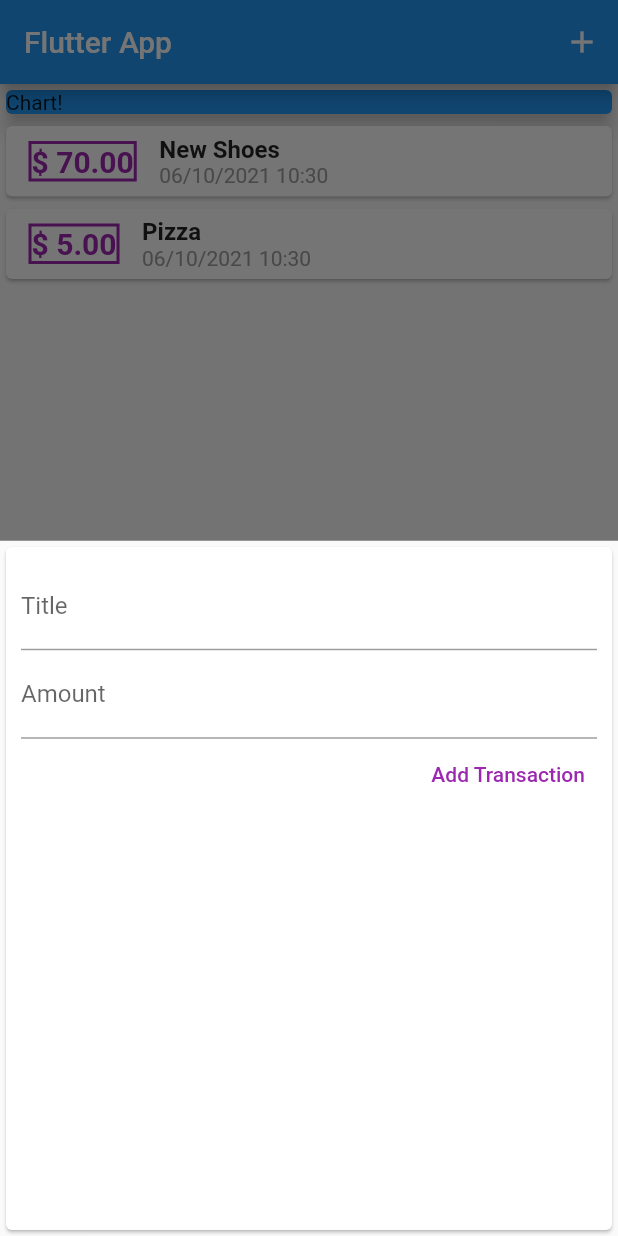
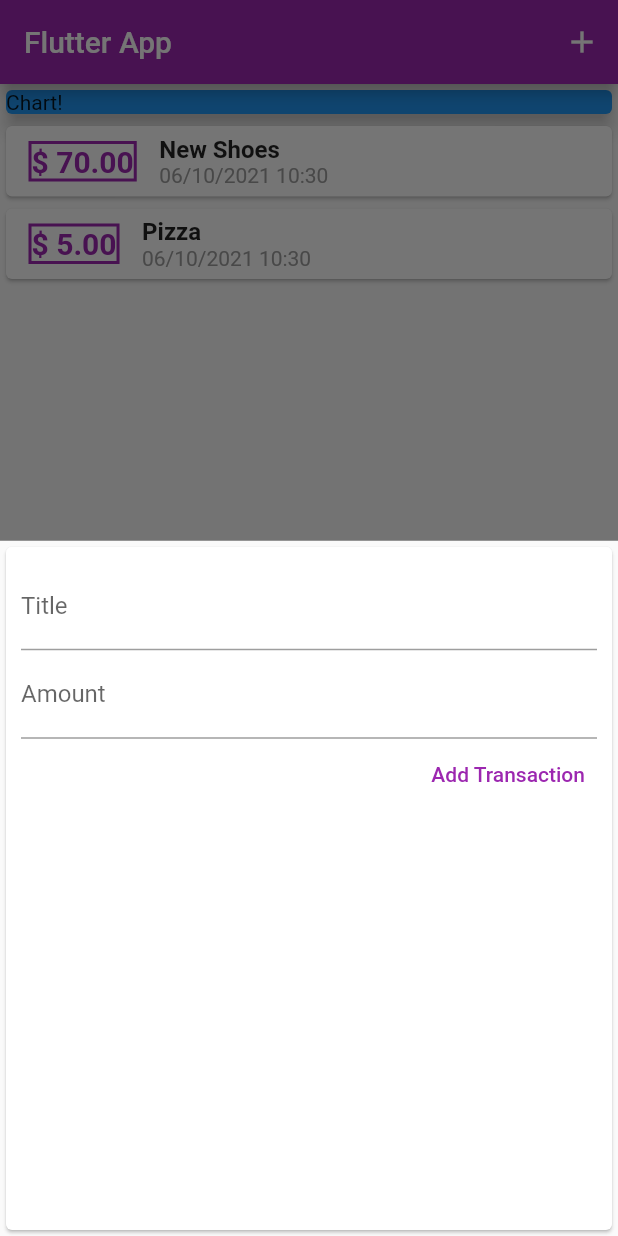
Before and after one commit to BrunoCodeman/flutter_course_expenses_app, a Flutter app: the screen it shows after launch, after a tap on the "add" icon, on a phone screen of 412 x 824 dp. Run offline on Flutter 3.47's test engine with Material 2 defaults, Android fonts, the phone set to English and light mode, and no system bars.

Commit message:
up to class 95

```diff
--- a/lib/main.dart
+++ b/lib/main.dart
@@ -11,6 +11,7 @@ class MyApp extends StatelessWidget {
     return MaterialApp(
       title: 'Flutter App',
       home: MyHomePage(),
+      theme: ThemeData(primarySwatch: Colors.purple, accentColor: Colors.amber),
     );
   }
 }
--- a/lib/widgets/new_transaction.dart
+++ b/lib/widgets/new_transaction.dart
@@ -1,10 +1,19 @@
 import 'package:flutter/material.dart';
+import 'package:flutter/widgets.dart';
 
-class NewTransaction extends StatelessWidget {
+class NewTransaction extends StatefulWidget {
   final Function newTransaction;
+
+  NewTransaction({required this.newTransaction});
+
+  @override
+  _NewTransactionState createState() => _NewTransactionState();
+}
+
+class _NewTransactionState extends State<NewTransaction> {
   final titleController = TextEditingController();
+
   final amountController = TextEditingController();
-  NewTransaction({required this.newTransaction});
 
   void _saveData() {
     final amount = double.parse(amountController.text);
@@ -12,10 +21,11 @@ class NewTransaction extends StatelessWidget {
       return;
     }
 
-    this.newTransaction(
-      titleController.text,
-      double.parse(amountController.text),
-    );
+    this.widget.newTransaction(
+          titleController.text,
+          double.parse(amountController.text),
+        );
+    Navigator.of(context).pop();
   }
 
   @override
--- a/lib/widgets/transaction_list.dart
+++ b/lib/widgets/transaction_list.dart
@@ -19,14 +19,15 @@ class TransactionList extends StatelessWidget {
                 Container(
                   margin: EdgeInsets.symmetric(vertical: 10, horizontal: 15),
                   decoration: BoxDecoration(
-                    border: Border.all(color: Colors.purple, width: 2),
+                    border: Border.all(
+                        color: Theme.of(context).primaryColor, width: 2),
                   ),
                   child: Text(
                     '\$ ${transactions[index].amount.toStringAsFixed(2)}',
                     style: TextStyle(
                         fontWeight: FontWeight.bold,
                         fontSize: 20,
-                        color: Colors.purple),
+                        color: Theme.of(context).primaryColor),
                   ),
                 ),
                 Column(
```
